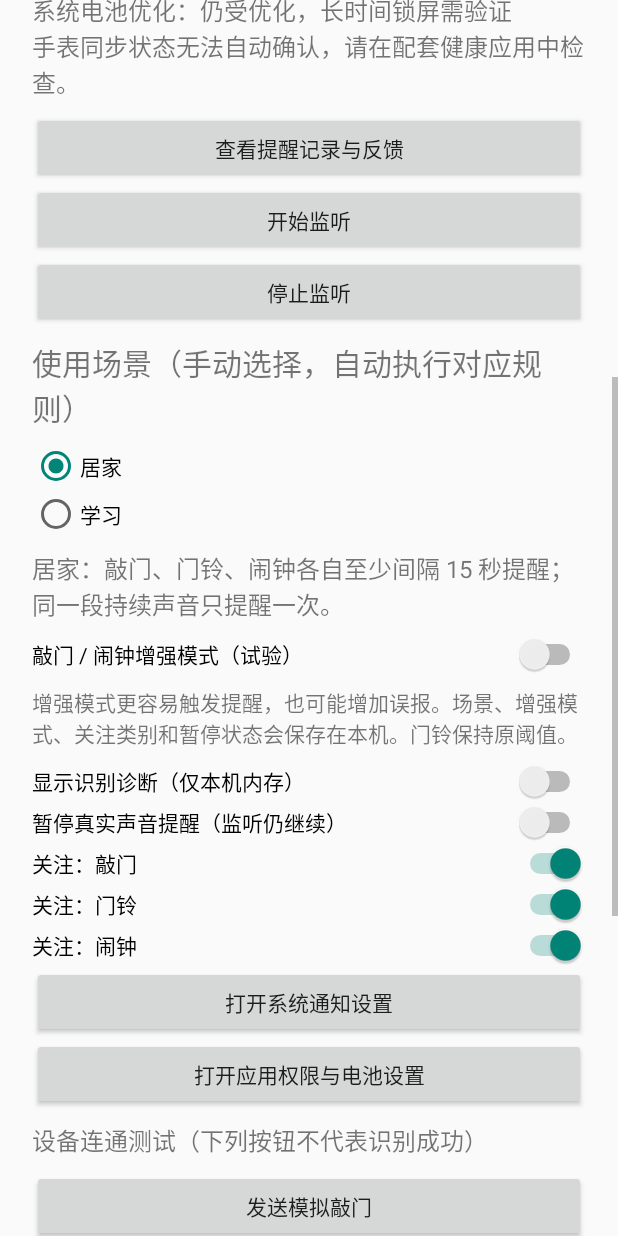
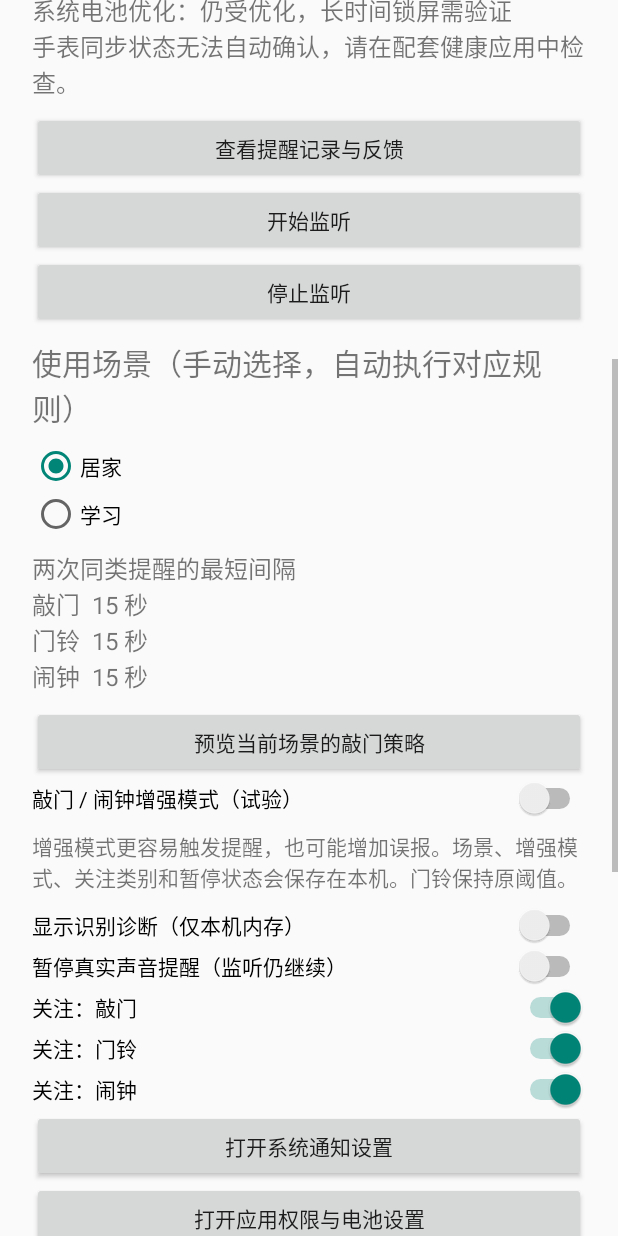
Before and after one commit to YiFanSenSei/shengjing, an Android app: the screen it shows after launch (MainActivity), scrolled down 576 dp, on a phone screen of 412 x 824 dp. Run offline under Robolectric (Android 15) with nearby library versions, the phone set to English and light mode, and no system bars.

Commit message:
feat: add reversible per-scene preferences from frequency feedback (#9)
Co-authored-by: YiFanSenSei <249708301+YiFanSenSei@users.noreply.github.com>

```diff
--- a/agent/engine/src/main/java/org/shengjing/core/AudioDiagnostics.java
+++ b/agent/engine/src/main/java/org/shengjing/core/AudioDiagnostics.java
@@ -52,7 +52,7 @@ public final class AudioDiagnostics {
     public long frames() { return frames; }
     private static boolean validScore(float value) { return Float.isFinite(value) && value>=0 && value<=1; }
     private static String scoreText(float value) { return validScore(value) ? String.format(Locale.ROOT,"%.3f",value) : "未返回"; }
-    private static String reasonText(String reason) {
+    public static String reasonText(String reason) {
         if(reason==null) return "未返回目标类别";
         switch(reason) {
             case "new_event": return "已请求提醒";
--- a/agent/engine/src/main/java/org/shengjing/core/Policy.java
+++ b/agent/engine/src/main/java/org/shengjing/core/Policy.java
@@ -43,7 +43,25 @@ public final class Policy {
     private Scene scene=Scene.HOME;
     public synchronized void setScene(Scene value) { scene=java.util.Objects.requireNonNull(value); }
     public synchronized Scene getScene() { return scene; }
-    public synchronized long cooldown(Kind kind) { return scene==Scene.STUDY && kind==Kind.KNOCK ? 60000 : COOLDOWN_MS; }
+    private final Map<Scene, java.util.EnumSet<Kind>> lessFrequent = new EnumMap<>(Scene.class);
+    public static long defaultCooldown(Scene scene, Kind kind) {
+        return scene == Scene.STUDY && kind == Kind.KNOCK ? 60000 : COOLDOWN_MS;
+    }
+    public static long extendedCooldown(Scene scene, Kind kind) {
+        return Math.max(60000, 2 * defaultCooldown(scene, kind));
+    }
+    public synchronized boolean isLessFrequent(Scene scene, Kind kind) {
+        return lessFrequent.containsKey(scene) && lessFrequent.get(scene).contains(kind);
+    }
+    public synchronized void setLessFrequent(Scene scene, Kind kind, boolean enabled) {
+        if (kind == Kind.ALARM) return;
+        var kinds = lessFrequent.computeIfAbsent(scene, key -> java.util.EnumSet.noneOf(Kind.class));
+        if (enabled) kinds.add(kind);
+        else kinds.remove(kind);
+    }
+    public synchronized long cooldown(Kind kind) {
+        return isLessFrequent(scene, kind) ? extendedCooldown(scene, kind) : defaultCooldown(scene, kind);
+    }
     public static final long SILENCE_GAP_MS=2500, COOLDOWN_MS=15000;
     public static final float THRESHOLD=0.60f;
     public static final float ENHANCED_THRESHOLD=0.40f;
--- a/apps/phone/build.gradle
+++ b/apps/phone/build.gradle
@@ -2,7 +2,7 @@ plugins { id 'com.android.application' }
 android {
     namespace 'org.shengjing.phone'
     compileSdk 35
-    defaultConfig { applicationId 'org.shengjing.phone'; minSdk 26; targetSdk 35; versionCode 5; versionName '0.4.0' }
+    defaultConfig { applicationId 'org.shengjing.phone'; minSdk 26; targetSdk 35; versionCode 6; versionName '0.5.0' }
     compileOptions { sourceCompatibility JavaVersion.VERSION_17; targetCompatibility JavaVersion.VERSION_17 }
     androidResources { noCompress += 'tflite' }
     testOptions {
--- a/apps/phone/src/main/java/org/shengjing/phone/Alerts.java
+++ b/apps/phone/src/main/java/org/shengjing/phone/Alerts.java
@@ -67,7 +67,7 @@ final class Alerts {
         for(String action:new String[]{"ACK","FALSE_ALARM"}) {
             Intent intent=new Intent(c,FeedbackReceiver.class).setAction(action).putExtra("id",entry.id)
                 .setData(android.net.Uri.parse("shengjing://feedback/"+entry.id+"/"+action));
-            b.addAction(new Notification.Action.Builder(null,action.equals("ACK")?"已看到":"这是误报",
+            b.addAction(new Notification.Action.Builder(null,action.equals("ACK")?"已看到":"声音认错了",
                 PendingIntent.getBroadcast(c,0,intent,PendingIntent.FLAG_IMMUTABLE|PendingIntent.FLAG_UPDATE_CURRENT)).build());
         }
         app.saveHistory();
--- a/apps/phone/src/main/java/org/shengjing/phone/LocalStore.java
+++ b/apps/phone/src/main/java/org/shengjing/phone/LocalStore.java
@@ -20,6 +20,11 @@ final class LocalStore {
         try { policy.setScene(Policy.Scene.valueOf(prefs.getString("scene","HOME"))); }
         catch(IllegalArgumentException e) { policy.setScene(Policy.Scene.HOME); }
         for(Policy.Kind kind:Policy.Kind.values()) policy.setEnabled(kind,prefs.getBoolean("enabled_"+kind.name(),true));
+        for (Policy.Scene scene : Policy.Scene.values()) {
+            for (Policy.Kind kind : Policy.Kind.values()) {
+                policy.setLessFrequent(scene, kind, prefs.getBoolean("extended_" + scene + "_" + kind, false));
+            }
+        }
     }
     void saveSettings(Policy policy) {
         SharedPreferences.Editor edit=prefs.edit().putBoolean("enhanced",policy.isEnhanced())
@@ -42,6 +47,13 @@ final class LocalStore {
         } catch(JSONException ignored) { /* Recovery leaves settings intact. */ }
         return new EventHistory(prefs.getLong("sequence",0),entries);
     }
+    long consideredThrough(Policy.Scene scene, Policy.Kind kind) {
+        return prefs.getLong("considered_" + scene + "_" + kind, 0L);
+    }
+    void recordChoice(Policy.Scene scene, Policy.Kind kind, boolean extended, long through) {
+        prefs.edit().putBoolean("extended_" + scene + "_" + kind, extended)
+            .putLong("considered_" + scene + "_" + kind, through).apply();
+    }
     void saveHistory(EventHistory history) {
         JSONArray data=new JSONArray();
         for(EventHistory.Entry e:history.snapshot()) {
--- a/apps/phone/src/main/java/org/shengjing/phone/MainActivity.java
+++ b/apps/phone/src/main/java/org/shengjing/phone/MainActivity.java
@@ -14,10 +14,23 @@ public final class MainActivity extends Activity {
     private TextView diagnostics;
     private TextView readiness;
     private TextView sceneRules;
+    private Button historyButton;
+    private long renderedHistoryRevision = -1;
     private App app;
     private final Runnable refresh=new Runnable() { public void run() {
         status.setText(app.status+"\n\n"+app.lastEvent+"\n\n"+app.lastFeedback+"\n\n"+app.delayedTest.status);
         readiness.setText(readinessText());
+        if (renderedHistoryRevision != app.historyRevision) {
+            int suggestions = 0;
+            for (Policy.Scene scene : Policy.Scene.values()) {
+                for (Policy.Kind kind : Policy.Kind.values()) {
+                    if (kind != Policy.Kind.ALARM && !app.policy.isLessFrequent(scene, kind) &&
+                        app.frequentReports(scene,kind) >= App.REPORTS_NEEDED) suggestions++;
+                }
+            }
+            historyButton.setText(suggestions == 0 ? "查看提醒记录与反馈" : "查看提醒记录与反馈（"+suggestions+" 条建议）");
+            renderedHistoryRevision = app.historyRevision;
+        }
         long age=app.diagnosticsUpdatedAt==0 ? 0 : Math.max(0,(SystemClock.elapsedRealtime()-app.diagnosticsUpdatedAt)/1000);
         diagnostics.setText(app.diagnostics+(app.listening && age>=3 ? "\n已 "+age+" 秒未更新采集诊断" : ""));
         handler.postDelayed(this,1000);
@@ -28,10 +41,10 @@ public final class MainActivity extends Activity {
         layout.setOrientation(LinearLayout.VERTICAL); layout.setPadding(32,60,32,48); scroll.addView(layout); setContentView(scroll);
         text(layout,"声境",30);
         text(layout,"重要声音，看得见，也能感受到",18);
-        text(layout,"0.4.0 开发测试版 · 离线识别\n不保存或上传录音。本机保留最近 100 条提醒摘要，可随时清空。不能作为安全报警保障。",16);
+        text(layout,"0.5.0 开发测试版 · 离线识别\n不保存或上传录音。本机保留最近 100 条提醒摘要，可随时清空。不能作为安全报警保障。",16);
         status=text(layout,"",18);
         readiness=text(layout,"",16);
-        button(layout,"查看提醒记录与反馈",()->startActivity(new Intent(this,HistoryActivity.class)));
+        historyButton=button(layout,"查看提醒记录与反馈",()->startActivity(new Intent(this,HistoryActivity.class)));
         button(layout,"开始监听",()-> {
             if(!permissions()) return;
             try { startForegroundService(new Intent(this,ListeningService.class)); }
@@ -48,6 +61,7 @@ public final class MainActivity extends Activity {
             });
         }
         sceneRules=text(layout,"",16);updateSceneRules();
+        button(layout,"预览当前场景的敲门策略",this::previewKnocks);
         Switch enhanced=new Switch(this); enhanced.setText("敲门 / 闹钟增强模式（试验）");layout.addView(enhanced);
         enhanced.setChecked(app.policy.isEnhanced());
         enhanced.setOnCheckedChangeListener((button,on)->{app.policy.setEnhanced(on);app.saveSettings();});
@@ -82,9 +96,32 @@ public final class MainActivity extends Activity {
     }
     private void updateSceneRules() {
         if(sceneRules==null) return;
-        sceneRules.setText(app.policy.getScene()==Policy.Scene.HOME
-            ? "居家：敲门、门铃、闹钟各自至少间隔 15 秒提醒；同一段持续声音只提醒一次。"
-            : "学习：敲门至少间隔 60 秒，使用短振动；门铃和闹钟仍至少间隔 15 秒。同一段持续声音只提醒一次。手表实际振动取决于通知同步设置。");
+        StringBuilder rules = new StringBuilder("两次同类提醒的最短间隔");
+        for (Policy.Kind kind : Policy.Kind.values()) {
+            rules.append("\n").append(kind.title).append("  ").append(app.policy.cooldown(kind)/1000).append(" 秒");
+            if (app.policy.isLessFrequent(app.policy.getScene(), kind)) rules.append("（个人偏好）");
+        }
+        sceneRules.setText(rules.toString());
+    }
+    private void previewKnocks() {
+        Policy preview = new Policy();
+        Policy.Scene scene = app.policy.getScene();
+        Policy.Kind kind = Policy.Kind.KNOCK;
+        preview.setScene(scene);
+        preview.setLessFrequent(scene, kind, app.policy.isLessFrequent(scene, kind));
+        preview.setQuiet(app.policy.isQuiet());
+        preview.setEnabled(kind, app.policy.isEnabled(kind));
+        preview.setEnhanced(app.policy.isEnhanced());
+        int[] seconds = {0, 1, 20, 40, 65, 125};
+        String[] situations = {"首次敲门", "连续敲击", "原来客再敲", "另一位来客", "再次敲门", "再次敲门"};
+        StringBuilder lines = new StringBuilder("示例事件使用固定识别分数 0.80。来客身份由示例设定。\n");
+        for (int i=0; i<seconds.length; i++) {
+            Policy.Decision decision=preview.observe(kind,.80f,seconds[i]*1000L);
+            lines.append("\n").append(seconds[i]).append(" 秒 · ").append(situations[i]).append(" · ")
+                .append(org.shengjing.core.AudioDiagnostics.reasonText(decision.reason));
+        }
+        new android.app.AlertDialog.Builder(this).setTitle(scene.title+" · 离线策略预览")
+            .setMessage(lines.toString()).setPositiveButton("关闭",null).show();
     }
     private String readinessText() {
         StringBuilder text=new StringBuilder("当前场景：").append(app.policy.getScene().title)
@@ -133,9 +170,10 @@ public final class MainActivity extends Activity {
     private TextView text(LinearLayout parent,String value,int size) {
         TextView v=new TextView(this);v.setText(value);v.setTextSize(size);v.setPadding(0,12,0,12);parent.addView(v);return v;
     }
-    private void button(LinearLayout parent,String title,Runnable action) {
+    private Button button(LinearLayout parent,String title,Runnable action) {
         Button b=new Button(this); b.setText(title);b.setAllCaps(false);parent.addView(b);b.setOnClickListener(v->action.run());
+        return b;
     }
-    @Override public void onResume(){super.onResume();handler.post(refresh);}
+    @Override public void onResume(){super.onResume();updateSceneRules();handler.post(refresh);}
     @Override public void onPause(){handler.removeCallbacks(refresh);super.onPause();}
 }
```
Also changed, not shown: agent/engine/src/main/java/org/shengjing/core/EventHistory.java (+18 -2 lines), apps/phone/src/main/java/org/shengjing/phone/App.java (+11 -0 lines), apps/phone/src/main/java/org/shengjing/phone/FeedbackReceiver.java (+4 -3 lines), apps/phone/src/main/java/org/shengjing/phone/HistoryActivity.java (+38 -3 lines), 3 other files.
